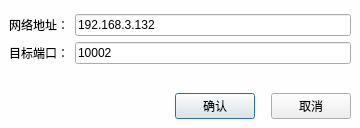
This is Dialog/dialognetparameter.ui in Mtr1994/DeskSocket as Qt 5 draws it before an edit. The edited form follows.
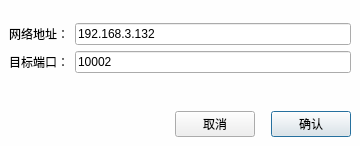
This is the edited form.

```diff
--- a/Dialog/dialognetparameter.ui
+++ b/Dialog/dialognetparameter.ui
@@ -7,7 +7,7 @@
     <x>0</x>
     <y>0</y>
     <width>360</width>
-    <height>128</height>
+    <height>146</height>
    </rect>
   </property>
   <property name="windowTitle">
@@ -75,26 +75,29 @@
           </property>
          </spacer>
         </item>
-        <item>
-         <widget class="QPushButton" name="btnConfirm">
-          <property name="text">
-           <string>确认</string>
-          </property>
-          <property name="Ok" stdset="0">
-           <bool>true</bool>
-          </property>
-         </widget>
-        </item>
         <item>
          <widget class="QPushButton" name="btnCancel">
           <property name="text">
            <string>取消</string>
           </property>
+          <property name="autoDefault">
+           <bool>false</bool>
+          </property>
           <property name="Cancel" stdset="0">
            <bool>true</bool>
           </property>
          </widget>
         </item>
+        <item>
+         <widget class="QPushButton" name="btnConfirm">
+          <property name="text">
+           <string>确认</string>
+          </property>
+          <property name="Ok" stdset="0">
+           <bool>true</bool>
+          </property>
+         </widget>
+        </item>
        </layout>
       </item>
       <item row="1" column="0">
```
Left out of the diff: 9 changed lines with no effect on the pictures.
